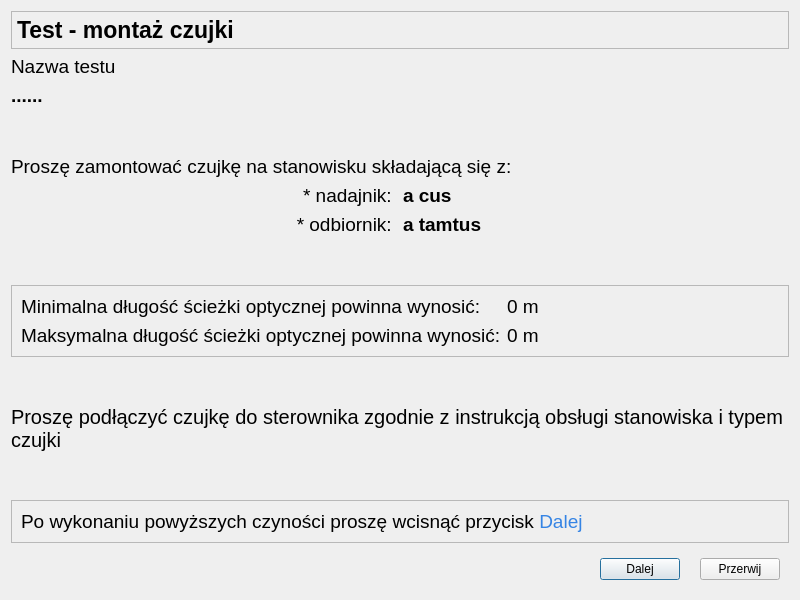
First picture: the form in CzujkiLinioweApp/oknomontaz.ui, repository wiacekmarcin/CzujkiLiniowe, before the edit.
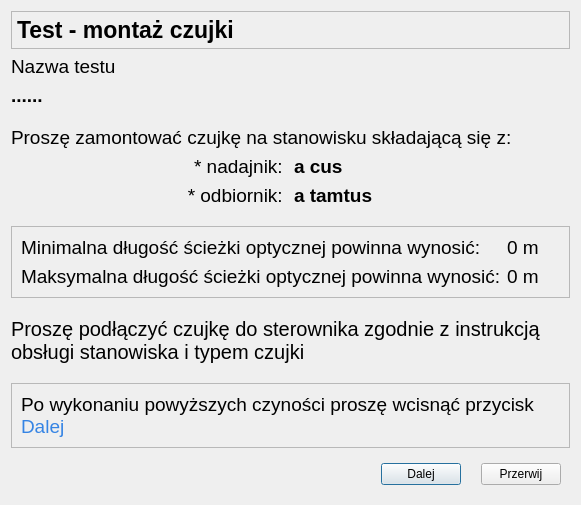
Second picture: the form after the edit. Icons and pictures are not drawn.

The edit to the form file:
```diff
--- a/CzujkiLinioweApp/oknomontaz.ui
+++ b/CzujkiLinioweApp/oknomontaz.ui
@@ -6,10 +6,22 @@
    <rect>
     <x>0</x>
     <y>0</y>
-    <width>800</width>
-    <height>600</height>
+    <width>581</width>
+    <height>505</height>
    </rect>
   </property>
+  <property name="minimumSize">
+   <size>
+    <width>580</width>
+    <height>505</height>
+   </size>
+  </property>
+  <property name="maximumSize">
+   <size>
+    <width>1920</width>
+    <height>1200</height>
+   </size>
+  </property>
   <property name="windowTitle">
    <string>Parametry Testu - montaż czujki</string>
   </property>
@@ -59,6 +71,7 @@
      <property name="font">
       <font>
        <pointsize>14</pointsize>
+       <weight>75</weight>
        <bold>true</bold>
       </font>
      </property>
@@ -162,6 +175,7 @@
      <property name="font">
       <font>
        <pointsize>14</pointsize>
+       <weight>75</weight>
        <bold>true</bold>
       </font>
      </property>
@@ -265,6 +279,7 @@
         <property name="font">
          <font>
           <pointsize>17</pointsize>
+          <weight>75</weight>
           <bold>true</bold>
          </font>
         </property>
@@ -342,6 +357,7 @@
      <property name="font">
       <font>
        <pointsize>14</pointsize>
+       <weight>75</weight>
        <bold>true</bold>
       </font>
      </property>
```
